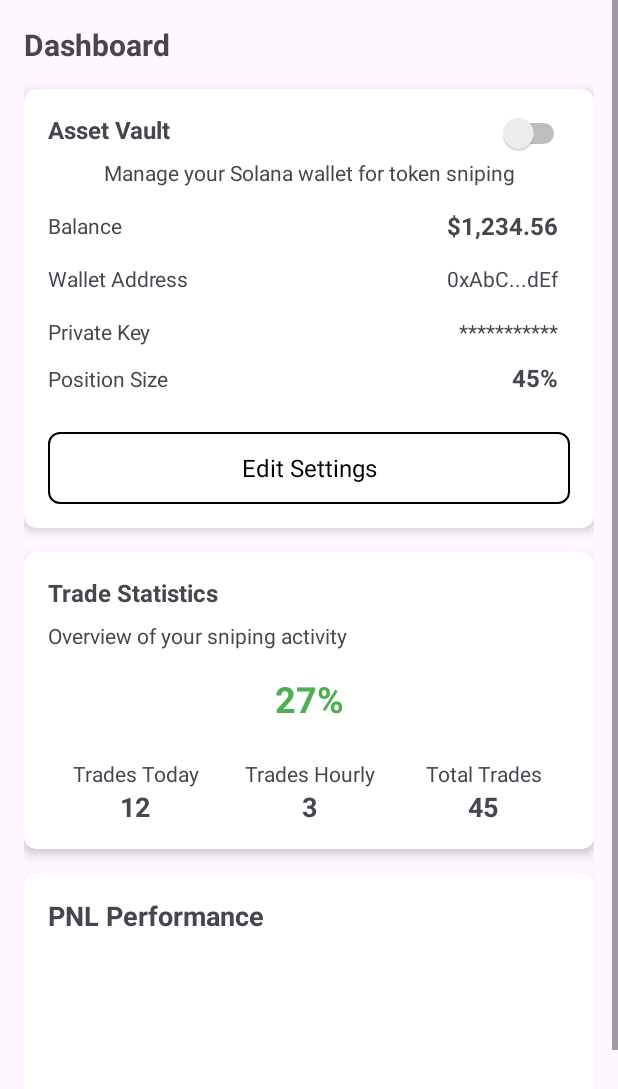
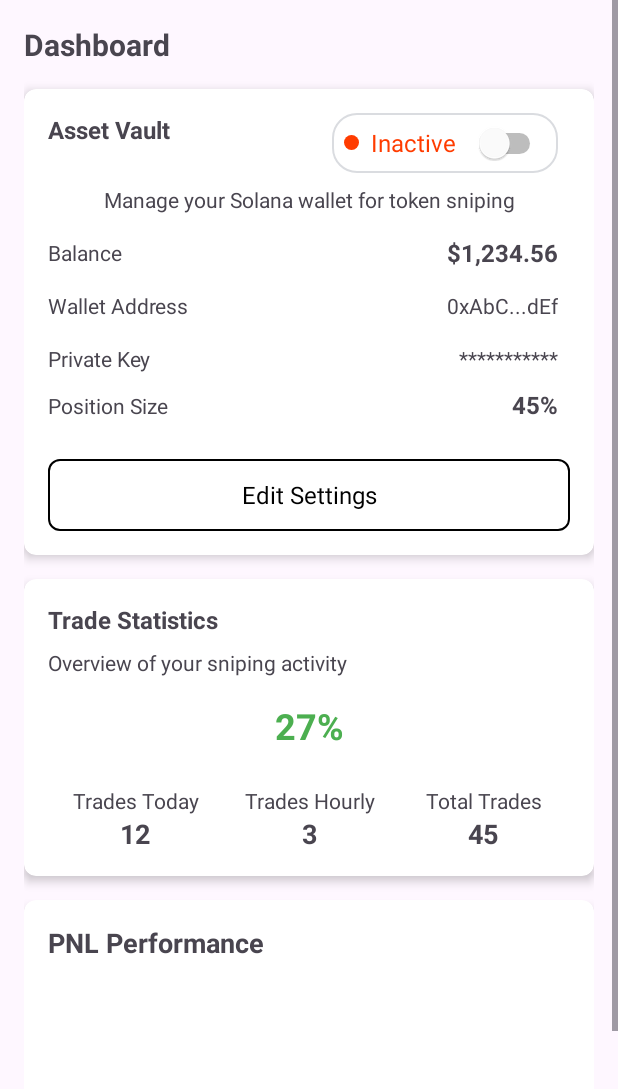
Before and after one commit to SK0LX/AST, an Android app built with Jetpack Compose: the layout main.xml on its own in the app's theme, with its tools: preview values and no code run, on a phone screen of 412 x 824 dp. Shown: the top 1089 px of the screen. Run offline under Robolectric (Android 15) with nearby library versions, the phone set to English and light mode, and no system bars.

Commit message:
beta v0.2 Обновил пару кнпоочек, пофиксил баги

```diff
--- a/AST/app/build.gradle.kts
+++ b/AST/app/build.gradle.kts
@@ -38,6 +38,11 @@ android {
     kotlinOptions {
         jvmTarget = "10"
     }
+
+    viewBinding {
+        enable = true
+    }
+
     buildFeatures {
         compose = true
     }
--- /dev/null
+++ b/AST/app/src/main/res/drawable/divider_space.xml
@@ -0,0 +1,3 @@
+<shape xmlns:android="http://schemas.android.com/apk/res/android">
+    <size android:width="8dp"/> <!-- Отступ между столбиками -->
+</shape>
--- /dev/null
+++ b/AST/app/src/main/res/drawable/dot_background.xml
@@ -0,0 +1,4 @@
+<shape xmlns:android="http://schemas.android.com/apk/res/android"
+    android:shape="oval">
+    <solid android:color="#FF3C00"/> <!-- Default: Inactive -->
+</shape>
--- /dev/null
+++ b/AST/app/src/main/res/drawable/switch_background.xml
@@ -0,0 +1,5 @@
+<shape xmlns:android="http://schemas.android.com/apk/res/android"
+    android:shape="rectangle">
+    <solid android:color="#222222"/>
+    <corners android:radius="20dp"/>
+</shape>
--- a/AST/app/src/main/res/layout/main.xml
+++ b/AST/app/src/main/res/layout/main.xml
@@ -40,6 +40,7 @@
                 android:layout_height="wrap_content"
                 android:padding="16dp">
 
+
                 <TextView
                     android:id="@+id/textView4"
                     android:layout_width="0dp"
@@ -47,28 +48,61 @@
                     android:text="Asset Vault"
                     android:textSize="16sp"
                     android:textStyle="bold"
-                    app:layout_constraintEnd_toStartOf="@id/switch1"
+                    app:layout_constraintEnd_toStartOf="@+id/custom_switch_container"
+                    app:layout_constraintHorizontal_bias="0.0"
                     app:layout_constraintStart_toStartOf="parent"
                     app:layout_constraintTop_toTopOf="parent" />
 
-                <Switch
-                    android:id="@+id/switch1"
+                <LinearLayout
+                    android:layout_marginEnd="8dp"
+                    android:layout_marginBottom="8dp"
+                    android:id="@+id/custom_switch_container"
                     android:layout_width="wrap_content"
-                    android:layout_height="wrap_content"
+                    android:layout_height="40dp"
+                    android:background="@drawable/rounded_white_background"
+                    android:gravity="center_vertical"
+                    android:orientation="horizontal"
+                    android:padding="8dp"
                     app:layout_constraintEnd_toEndOf="parent"
-                    app:layout_constraintTop_toTopOf="parent" />
+                    app:layout_constraintTop_toTopOf="parent">
+
+                    <View
+                        android:id="@+id/status_dot"
+                        android:layout_width="10dp"
+                        android:layout_height="10dp"
+                        android:layout_gravity="center_vertical"
+                        android:layout_marginEnd="8dp"
+                        android:background="@drawable/dot_background" />
+
+                    <TextView
+                        android:id="@+id/status_text"
+                        android:layout_width="wrap_content"
+                        android:layout_height="wrap_content"
+                        android:text="Inactive"
+                        android:textColor="#FF3C00"
+                        android:textSize="16sp" />
+
+                    <Switch
+                        android:id="@+id/state_switch"
+                        android:layout_width="wrap_content"
+                        android:layout_height="wrap_content"
+                        android:layout_marginStart="12dp"
+                        android:thumbTint="@color/white"
+                        android:checked="false"
+                        android:trackTint="@color/black" />
+                </LinearLayout>
 
                 <TextView
+                    android:layout_marginTop="8dp"
                     android:id="@+id/textView5"
                     android:layout_width="0dp"
                     android:layout_height="wrap_content"
-                    android:layout_marginTop="8dp"
                     android:gravity="center"
                     android:text="Manage your Solana wallet for token sniping"
                     android:textSize="14sp"
                     app:layout_constraintEnd_toEndOf="parent"
                     app:layout_constraintStart_toStartOf="parent"
-                    app:layout_constraintTop_toBottomOf="@id/textView4" />
+                    app:layout_constraintTop_toBottomOf="@+id/custom_switch_container" />
 
                 <androidx.constraintlayout.widget.ConstraintLayout
                     android:layout_width="match_parent"
@@ -93,10 +127,10 @@
                         android:layout_width="wrap_content"
                         android:layout_height="wrap_content"
                         android:layout_marginEnd="8dp"
+                        android:gravity="center"
                         android:text="$1,234.56"
                         android:textSize="16sp"
                         android:textStyle="bold"
-                        android:gravity="center"
                         app:layout_constraintBaseline_toBaselineOf="@id/tvBalanceLabel"
                         app:layout_constraintEnd_toEndOf="parent" />
 
@@ -161,11 +195,11 @@
                         app:layout_constraintTop_toBottomOf="@id/tvPrivateKeyLabel" />
 
                     <TextView
-                        android:gravity="center"
                         android:id="@+id/tvPositionValue"
                         android:layout_width="wrap_content"
                         android:layout_height="wrap_content"
                         android:layout_marginEnd="8dp"
+                        android:gravity="center"
                         android:text="45%"
                         android:textSize="16sp"
                         android:textStyle="bold"
@@ -173,8 +207,8 @@
                         app:layout_constraintEnd_toEndOf="parent" />
 
                     <Button
+                        android:id="@+id/btnEditSettings"
                         style="@style/Theme.AST"
-                        android:id="@+id/btnEditSettings"
                         android:layout_width="match_parent"
                         android:layout_height="48dp"
                         android:layout_marginTop="24dp"
@@ -337,16 +371,21 @@
                     app:layout_constraintTop_toTopOf="parent" />
 
                 <HorizontalScrollView
-                    android:layout_width="match_parent"
-                    android:layout_height="match_parent"
+                    android:layout_width="0dp"
+                    android:layout_height="wrap_content"
                     android:layout_marginTop="16dp"
-                    app:layout_constraintTop_toBottomOf="@id/textView19">
+                    android:fillViewport="true"
+                    app:layout_constraintBottom_toBottomOf="parent"
+                    app:layout_constraintEnd_toEndOf="parent"
+                    app:layout_constraintStart_toStartOf="parent"
+                    app:layout_constraintTop_toBottomOf="@+id/textView19">
 
                     <LinearLayout
                         android:id="@+id/pnlContainer"
                         android:layout_width="wrap_content"
-                        android:layout_height="wrap_content"
-                        android:orientation="horizontal" />
+                        android:layout_height="match_parent"
+                        android:orientation="horizontal"
+                        android:paddingVertical="8dp"/>
                 </HorizontalScrollView>
             </androidx.constraintlayout.widget.ConstraintLayout>
         </androidx.cardview.widget.CardView>
--- a/AST/app/src/main/res/layout/verify_code.xml
+++ b/AST/app/src/main/res/layout/verify_code.xml
@@ -70,7 +70,7 @@
         app:layout_constraintTop_toBottomOf="@id/btnRegSwitch" />
 
     <Button
-        android:id="@+id/btnBack"
+        android:id="@+id/btnBackCode"
         android:layout_width="wrap_content"
         android:layout_height="wrap_content"
         android:layout_marginEnd="36dp"
```
Also changed, not shown: AST/app/src/main/java/com/example/ast/MainActivity.kt (+78 -31 lines), AST/app/src/main/res/layout/custom_switch.xml (added, +35 -0 lines), 3 other files.
